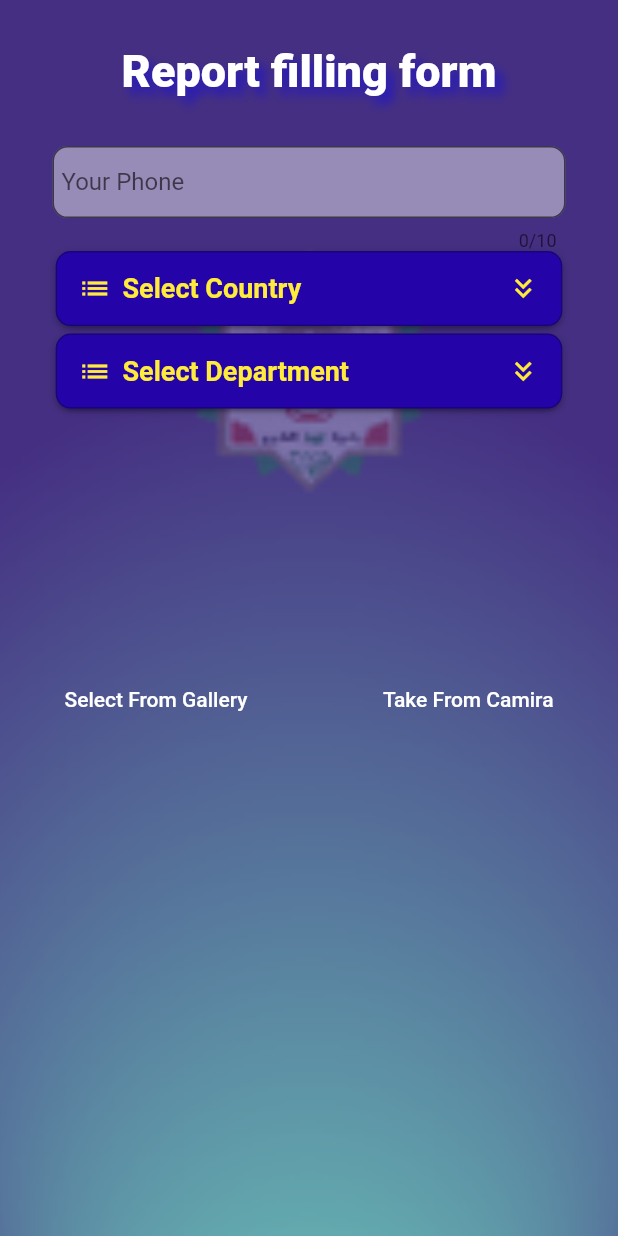
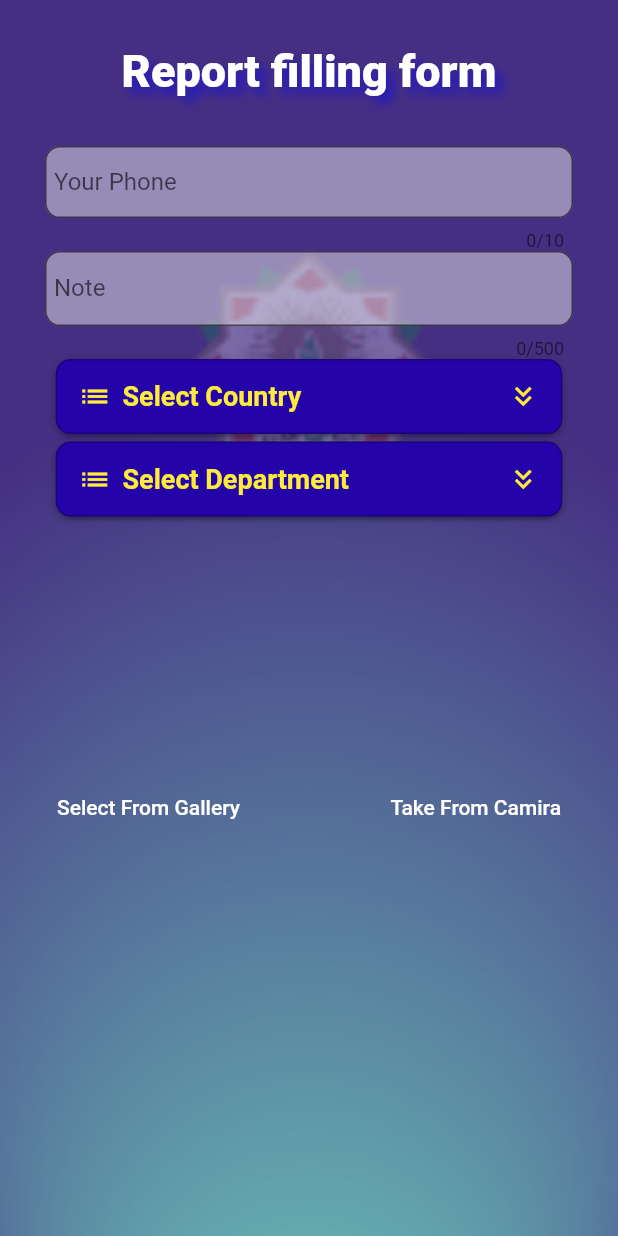
Before and after one commit to black-hole7/code, a Flutter app: the screen it shows after launch, after a tap on "Apply Your Report", on a phone screen of 412 x 824 dp. Run offline on Flutter 3.47's test engine with Material 2 defaults, Android fonts, the phone set to English and light mode, and no system bars; drawn by our look-alikes of dropdown_button2; our stand-ins replace camera, cloud_firestore, firebase_auth, firebase_core, firebase_storage, flutter_phoenix and 5 more; missing offline and left inert: dart:ffi, flutter_glow; accounts and stored records are empty.

```diff
--- a/lib/controllers/homeController.dart
+++ b/lib/controllers/homeController.dart
@@ -0,0 +1,55 @@
+
+ import 'package:firebase_auth/firebase_auth.dart';
+import 'package:get/get.dart';
+import 'package:shared_preferences/shared_preferences.dart';
+
+
+class HomeController extends GetxController{
+
+
+  RxBool notRegister = true.obs;
+
+
+
+  @override
+  void onInit() {
+    // TODO: implement onInit
+    super.onInit();
+    isSign();
+    isReg();
+  }
+
+
+
+  isSign()async{
+       await  FirebaseAuth.instance.signOut();
+ //   print();
+  //  print( await FirebaseAuth.instance.currentUser?.phoneNumber);
+
+    if(await FirebaseAuth.instance.currentUser?.uid != null){
+      notRegister.value = false;
+    }
+    else{
+      notRegister.value = true;
+    }
+  }
+
+
+  RxBool isNotRegs = true.obs;
+
+
+  isReg()async{
+
+    SharedPreferences preferences = await SharedPreferences.getInstance();
+
+   preferences.remove('reg');
+
+    if(preferences.getBool("reg") != null){
+
+      isNotRegs.value = false;
+    }
+    else{
+      isNotRegs.value = true;
+    }
+  }
+}
--- a/lib/controllers/orderController.dart
+++ b/lib/controllers/orderController.dart
@@ -2,9 +2,12 @@ import 'dart:io';
 
 import 'package:camera/camera.dart';
 import 'package:cloud_firestore/cloud_firestore.dart';
+import 'package:firebase_auth/firebase_auth.dart';
 import 'package:firebase_storage/firebase_storage.dart';
 import 'package:flutter/material.dart';
 import 'package:get/get.dart';
+import 'package:gim/controllers/authController.dart';
+import 'package:gim/controllers/homeController.dart';
 import 'package:image_picker/image_picker.dart';
 import 'package:uuid/uuid.dart';
 
@@ -19,6 +22,7 @@ class OrderController extends GetxController{
  // XFile? image; //for captured image
   int? count;
   TextEditingController phone = TextEditingController();
+  TextEditingController note = TextEditingController();
 
 
   final List<String> items_cnt = [
@@ -41,19 +45,30 @@ class OrderController extends GetxController{
   String? selectedValue;
   String? selectedValue2;
 
+
+  HomeController _controller =Get.put(HomeController());
+
   @override
   void onInit() {
     // TODO: implement onInit
     super.onInit();
 
     count = imagefiles.length;
+
+    savePhoneNumber();
+
+  }
+
+  savePhoneNumber()async{
+    if(!_controller.isNotRegs.value){
+      phone.text = (await FirebaseAuth.instance.currentUser?.phoneNumber)!;
+    }
   }
 
 
-
-  openImages() async {
+  openImages(source) async {
     try {
-      var pickedfiles = await imgpicker.pickImage(source: ImageSource.gallery);
+      var pickedfiles = await imgpicker.pickImage(source: source);
 
 
       if (pickedfiles != null) {
@@ -88,12 +103,14 @@ class OrderController extends GetxController{
   }
 
   RxBool isFull = false.obs;
-  checkFull() {
 
-      if (phone.text.isNotEmpty &&
+  checkFull( bool isRegs) async{
+
+
+    if (phone.text.isNotEmpty &&
           selectedValue!.isNotEmpty &&
           selectedValue2!.isNotEmpty &&
-          imagefiles!.length > 0) {
+          imagefiles.isNotEmpty) {
         isFull.value = true;
       } else {
         isFull.value = false;
@@ -147,29 +164,27 @@ class OrderController extends GetxController{
      "country" :selectedValue,
      "department": selectedValue2,
      "images" : images,
-     "note": "",
+     "note": note.text,
      "location" :"",
      "mac_address" :""
-   });
+   }).then((value) => Get.snackbar("Successfull", "Your Order Sent !",snackPosition: SnackPosition.BOTTOM));
 
 
-     //    task.then((valueT) {
-     //      valueT.ref.getDownloadURL().then((value) {
-     //        FirebaseFirestore.instance.collection('binsNotes')
-     //            .doc('${id}')
-     //            .set({
-     //          'adminName': _adminController.userName.value,
-     //          'id': '${id}',
-     //          'message': '${noteController.text}',
-     //          'date': DateTime.now().toIso8601String(),
-     //          'bin Number': '${qrCode.value}',
-     //          'image': '${value.toString()}',
-     //          'done': false
-     //        });
-     //
-     //
-     //
-     // }
 
    }
+
+
+
+
+   verifyPhoneNumber(){
+
+    if(!_controller.isNotRegs.value){
+
+
+
+
+    }else{
+      sendOrder();
+    }
+   }
 }
--- a/lib/home.dart
+++ b/lib/home.dart
@@ -1,6 +1,10 @@
 // ignore_for_file: deprecated_member_use
 import 'package:flutter/material.dart';
 import 'package:flutter_glow/flutter_glow.dart';
+import 'package:get/get.dart';
+import 'package:gim/controllers/homeController.dart';
+import 'package:gim/order.dart';
+import 'package:gim/register.dart';
 
 class Home extends StatefulWidget {
   const Home({Key? key}) : super(key: key);
@@ -10,6 +14,10 @@ class Home extends StatefulWidget {
 }
 
 class _myHomeState extends State<Home> {
+
+  HomeController controller = Get.put(HomeController());
+
+
   @override
   Widget build(BuildContext context) {
     // TODO: implement build
@@ -61,13 +69,16 @@ class _myHomeState extends State<Home> {
                     right: 35,
                     bottom: 5,
                   ),
-                  child: Column(
+                  child:  Column(
                         children: [
+
                           SizedBox(height: 20.0),
-                      Row(
-                        mainAxisAlignment: MainAxisAlignment.center,
-                        children: [
-                          ElevatedButton(
+
+                          Obx(
+                            () {
+                              return Visibility(
+                                visible: controller.notRegister.value,
+                                child: ElevatedButton(
                                     style: ElevatedButton.styleFrom(
                                       // maximumSize: Size(
                                       //     MediaQuery.of(context).size.width / 1.7,
@@ -79,8 +90,10 @@ class _myHomeState extends State<Home> {
                                       shape: StadiumBorder(),
                                     ),
                                     onPressed: () {
-                                Navigator.pushNamed(context, 'register');
+                                      Get.to(myRegister());
                                     },
+                                    child: Padding(
+                                      padding: const EdgeInsets.symmetric(vertical: 20),
                                       child: Row(
                                         mainAxisAlignment:
                                             MainAxisAlignment.spaceBetween,
@@ -95,45 +108,47 @@ class _myHomeState extends State<Home> {
                                             color: Color.fromARGB(255, 124, 255, 189),
                                           ),
                                         ],
+                                      ),
                                     )),
-                        ],
+                              );
+                            }
                           ),
                           SizedBox(height: 10.0),
-                      Row(
-                        mainAxisAlignment: MainAxisAlignment.center,
-                        children: [
-                          ElevatedButton(
-                              style: ElevatedButton.styleFrom(
-                                maximumSize: Size(
-                                    MediaQuery.of(context).size.width / 3,
-                                    50.0), //130
-                                minimumSize: Size(
-                                    MediaQuery.of(context).size.width / 3,
-                                    50.0), //130
-                                primary: Color.fromARGB(255, 81, 13, 177),
-                                shape: StadiumBorder(),
-                              ),
-                              onPressed: () {
-                                Navigator.pushNamed(context, 'login');
-                              },
-                              child: Row(
-                                mainAxisAlignment:
-                                    MainAxisAlignment.spaceBetween,
-                                //crossAxisAlignment: CrossAxisAlignment.center,
-                                children: [
-                                  Text(
-                                    'Login',
-                                    style: TextStyle(fontSize: 20.0),
-                                  ),
-                                  Icon(
-                                    Icons.login,
-                                    color: Color.fromARGB(255, 124, 255, 189),
-                                  ),
-                                ],
-                              )),
-                        ],
-                      ),
-                      SizedBox(height: 60.0),
+
+
+
+
+
+                          // ElevatedButton(
+                          //     style: ElevatedButton.styleFrom(
+                          //       maximumSize: Size(
+                          //           MediaQuery.of(context).size.width / 3,
+                          //           50.0), //130
+                          //       minimumSize: Size(
+                          //           MediaQuery.of(context).size.width / 3,
+                          //           50.0), //130
+                          //       primary: Color.fromARGB(255, 81, 13, 177),
+                          //       shape: StadiumBorder(),
+                          //     ),
+                          //     onPressed: () {
+                          //       Navigator.pushNamed(context, 'login');
+                          //     },
+                          //     child: Row(
+                          //       mainAxisAlignment:
+                          //           MainAxisAlignment.spaceBetween,
+                          //       //crossAxisAlignment: CrossAxisAlignment.center,
+                          //       children: [
+                          //         Text(
+                          //           'Login',
+                          //           style: TextStyle(fontSize: 20.0),
+                          //         ),
+                          //         Icon(
+                          //           Icons.login,
+                          //           color: Color.fromARGB(255, 124, 255, 189),
+                          //         ),
+                          //       ],
+                          //     )),
+                          SizedBox(height: 50.0),
                           Row(
                             mainAxisAlignment: MainAxisAlignment.center,
                             children: [
@@ -149,9 +164,10 @@ class _myHomeState extends State<Home> {
                                     shape: StadiumBorder(),
                                   ),
                                   onPressed: () {
-                                Navigator.pushNamed(context, 'order');
+                                   Get.to(myOrder(isReg: controller.isNotRegs.value));
                                   },
-                              child: Row(
+                                  child: Padding(
+                                    padding: const EdgeInsets.symmetric(vertical: 20),                                child: Row(
                                       mainAxisAlignment:
                                           MainAxisAlignment.spaceBetween,
                                       //crossAxisAlignment: CrossAxisAlignment.center,
@@ -166,6 +182,7 @@ class _myHomeState extends State<Home> {
                                           size: 30.0,
                                         ),
                                       ],
+                                    ),
                                   )),
                             ],
                           ),
@@ -205,7 +222,8 @@ class _myHomeState extends State<Home> {
                             ],
                           ),
                         ],
-                  ),
+                      )
+
                 ),
               ),
             ],
--- a/lib/main.dart
+++ b/lib/main.dart
@@ -8,6 +8,9 @@ import 'package:gim/order.dart';
 import 'package:firebase_core/firebase_core.dart';
 
 void main() async {
+
+  WidgetsFlutterBinding.ensureInitialized();
+  await Firebase.initializeApp();
   runApp(
     GetMaterialApp(
       debugShowCheckedModeBanner: false,
@@ -18,10 +21,9 @@ void main() async {
         'login': (context) => myLogin(),
         'register': (context) => myRegister(),
         'forgot': (context) => resetPassword(),
-        'order': (context) => myOrder(),
+
       },
     ),
   );
 
-  await Firebase.initializeApp();
 }
--- a/lib/order.dart
+++ b/lib/order.dart
@@ -12,7 +12,9 @@ import 'package:flutter/widgets.dart';
 import 'package:camera/camera.dart';
 
 class myOrder extends StatefulWidget {
-  const myOrder({Key? key}) : super(key: key);
+
+  final bool isReg;
+  const myOrder({Key? key , required this.isReg}) : super(key: key);
   @override
   _myOrderState createState() => _myOrderState();
 }
@@ -39,18 +41,16 @@ class _myOrderState extends State<myOrder> {
         ),
         child: Scaffold(
           backgroundColor: Colors.transparent,
-          body: Obx(
-            () {
-              return Stack(
+          body: Stack(
                 children: [
                   Row(
                     mainAxisAlignment: MainAxisAlignment.center,
                     children: [
                       Container(
-                        padding: EdgeInsets.only(
+                        padding: const EdgeInsets.only(
                           top: 30.0,
                         ),
-                        child: Text(
+                        child: const Text(
                           'Report filling form',
                           textAlign: TextAlign.center,
                           style: TextStyle(
@@ -69,16 +69,18 @@ class _myOrderState extends State<myOrder> {
                     ],
                   ),
                   SingleChildScrollView(
-                    child: Container(
-                      padding: EdgeInsets.only(
+                    child: Padding(
+                      padding:  EdgeInsets.only(
                   top: MediaQuery.of(context).size.height * 0.1,
-                        left: 35,
-                        right: 35,
+                  left: 30,
+                  right: 30,
                   ),
                       child: Column(
                         children: [
                           SizedBox(height: 15.0),
-                          TextField(
+                          Visibility(
+                             visible: widget.isReg,
+                            child: TextField(
                               controller: _order.phone,
                               maxLength: 10,
                               decoration: InputDecoration(
@@ -100,6 +102,31 @@ class _myOrderState extends State<myOrder> {
                                 FilteringTextInputFormatter.digitsOnly
                               ],
                             ),
+                          ),
+
+
+                          TextField(
+                            controller: _order.note,
+                            maxLength: 500,
+                            maxLines: 10,
+                            minLines: 2,
+                            decoration: InputDecoration(
+                              contentPadding: EdgeInsets.all(6),
+                              //contentPadding: const EdgeInsets.symmetric(vertical: 10.0),
+                              fillColor: Color.fromRGBO(243, 242, 245, 0.471),
+                              filled: true,
+                              labelText: 'Note',
+                              hintText: 'Notes',
+                              border: OutlineInputBorder(
+                                borderRadius: BorderRadius.circular(10.0),
+                                borderSide: const BorderSide(
+                                  color: Color.fromARGB(255, 226, 12, 12),
+                                ),
+                              ),
+                            ),
+                            keyboardType: TextInputType.text,
+
+                          ),
                           SizedBox(height: 0.0),
                           Row(
                             mainAxisAlignment: MainAxisAlignment.center,
@@ -108,7 +135,7 @@ class _myOrderState extends State<myOrder> {
                                 child: DropdownButton2(
                                   isExpanded: true,
                                   hint: Row(
-                                    children: [
+                                    children: const [
                                       Icon(
                                         Icons.list,
                                         size: 22,
@@ -148,7 +175,7 @@ class _myOrderState extends State<myOrder> {
                                   onChanged: (value) {
                                     setState(() {
                                       _order.selectedValue = value as String;
-                                      _order.checkFull();
+                                      _order.checkFull(widget.isReg);
                                     });
                                   },
                                   icon: const Icon(
@@ -238,7 +265,7 @@ class _myOrderState extends State<myOrder> {
                                   onChanged: (value) {
                                     setState(() {
                                       _order.selectedValue2 = value as String;
-                                      _order.checkFull();
+                                      _order.checkFull(widget.isReg);
                                     });
                                   },
                                   icon: const Icon(
@@ -280,7 +307,10 @@ class _myOrderState extends State<myOrder> {
                               ),
                             ],
                           ),
-                          SizedBox(height: 5.0),
+
+                        const  SizedBox(height: 5.0),
+
+
                           Padding(
                             padding: const EdgeInsets.symmetric(
                                 vertical: 0.0, horizontal: 0.0),
@@ -290,14 +320,14 @@ class _myOrderState extends State<myOrder> {
                                     MediaQuery.of(context).size.width / 1.22, //322,
                                 child: ListView.builder(
                                   scrollDirection: Axis.horizontal,
-                                  itemCount: _order.imagefiles?.length,
+                                  itemCount: _order.imagefiles.length,
                                   itemBuilder: (BuildContext context, int index) {
                                     return GestureDetector(
                                         onTap: (() {
                                           setState(() {
-                                            _order.imagefiles?.removeAt(index);
+                                            _order.imagefiles.removeAt(index);
                                             _order.count = (_order.count! - 1);
-                                            _order.checkFull();
+                                            _order.checkFull(widget.isReg);
                                           });
 
 
@@ -321,8 +351,11 @@ class _myOrderState extends State<myOrder> {
                                   if (_order.count! <= 2) {
 
 
-                                      _order.openImages();
-                                      _order.checkFull();
+                                      _order.openImages(ImageSource.gallery);
+                                      _order.checkFull(widget.isReg);
+                                      setState(() {
+
+                                      });
 
                                   } else {
                                     Fluttertoast.showToast(
@@ -349,8 +382,8 @@ class _myOrderState extends State<myOrder> {
                                 ),
                                 onPressed: () async {
                                   if (_order.count! <= 2) {
-                                    _order.loadCamera();
-                                    _order.checkFull();
+                                    _order.openImages(ImageSource.camera);
+                                    _order.checkFull(widget.isReg);
                                   } else {
                                     Fluttertoast.showToast(
                                         msg:
@@ -370,7 +403,19 @@ class _myOrderState extends State<myOrder> {
                           Row(
                             mainAxisAlignment: MainAxisAlignment.center,
                             children: [
-                              Visibility(
+
+                            ],
+                          ),
+                        ],
+                      ),
+                    ),
+                  ),
+                ],
+              ),
+            floatingActionButtonLocation: FloatingActionButtonLocation.centerDocked,
+          floatingActionButton:   Obx(
+                  () {
+                return Visibility(
                   visible: _order.isFull.value,
                   child: ElevatedButton(
                       style: ElevatedButton.styleFrom(
@@ -399,14 +444,6 @@ class _myOrderState extends State<myOrder> {
                           ),
                         ],
                       )),
-                              ),
-                            ],
-                          ),
-                        ],
-                      ),
-                    ),
-                  ),
-                ],
                 );
               }
           ),
--- a/pubspec.yaml
+++ b/pubspec.yaml
@@ -45,7 +45,7 @@ dependencies:
   get:
   shared_preferences:
   uuid: ^3.0.6
-
+  flutter_phoenix: ^1.0.0
 
   # The following adds the Cupertino Icons font to your application.
   # Use with the CupertinoIcons class for iOS style icons.
```
Also changed, not shown: lib/controllers/authController.dart (+25 -7 lines), lib/register.dart (+11 -69 lines), pubspec.lock. Lines whose indentation alone changed are shown as unchanged.
